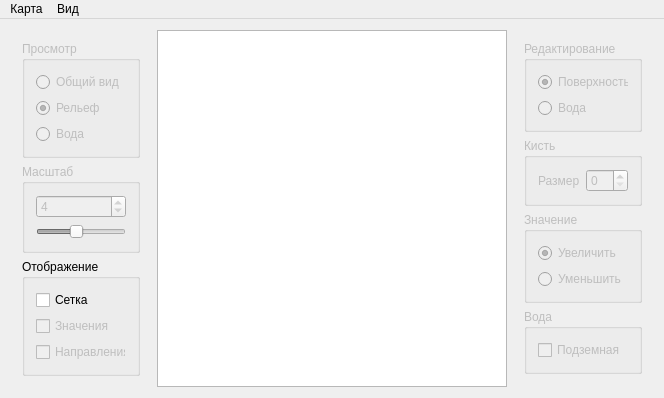
GeorgyGogol/work_Cellular_Automat_2, file CellularAutomat/Forms/MapEditor/MapEditor.ui: the form before one commit.
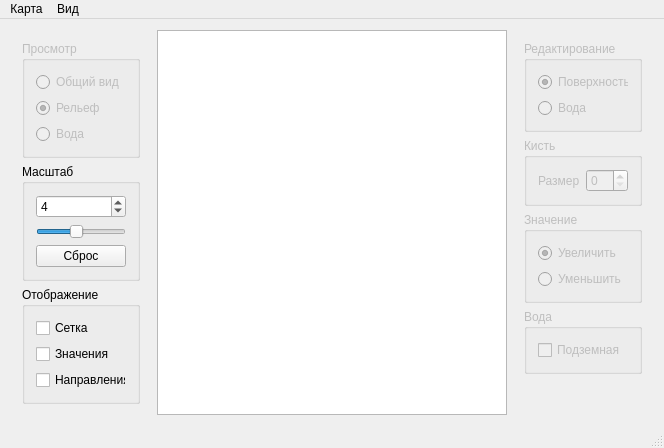
The form after the commit.

```diff
--- a/CellularAutomat/Forms/MapEditor/MapEditor.ui
+++ b/CellularAutomat/Forms/MapEditor/MapEditor.ui
@@ -6,8 +6,8 @@
    <rect>
     <x>0</x>
     <y>0</y>
-    <width>647</width>
-    <height>388</height>
+    <width>635</width>
+    <height>409</height>
    </rect>
   </property>
   <property name="windowTitle">
@@ -61,10 +61,7 @@
         </widget>
        </item>
        <item>
-        <widget class="QGroupBox" name="groupBox_4">
-         <property name="enabled">
-          <bool>false</bool>
-         </property>
+        <widget class="QGroupBox" name="gb_Scale">
          <property name="title">
           <string>Масштаб</string>
          </property>
@@ -101,6 +98,13 @@
             </property>
            </widget>
           </item>
+          <item>
+           <widget class="QPushButton" name="pb_ResetScale">
+            <property name="text">
+             <string>Сброc</string>
+            </property>
+           </widget>
+          </item>
          </layout>
         </widget>
        </item>
@@ -115,12 +119,15 @@
             <property name="text">
              <string>Сетка</string>
             </property>
+            <property name="checked">
+             <bool>false</bool>
+            </property>
            </widget>
           </item>
           <item>
            <widget class="QCheckBox" name="checkBox_2">
             <property name="enabled">
-             <bool>false</bool>
+             <bool>true</bool>
             </property>
             <property name="text">
              <string>Значения</string>
@@ -128,10 +135,7 @@
            </widget>
           </item>
           <item>
-           <widget class="QCheckBox" name="checkBox_3">
-            <property name="enabled">
-             <bool>false</bool>
-            </property>
+           <widget class="QCheckBox" name="cb_Directions">
             <property name="text">
              <string>Направления</string>
             </property>
@@ -330,6 +334,7 @@
    <addaction name="menu"/>
    <addaction name="menu_2"/>
   </widget>
+  <widget class="QStatusBar" name="statusBar"/>
   <action name="action">
    <property name="text">
     <string>Новая</string>
```
Left out of the diff: 23 changed lines with no effect on the pictures.
